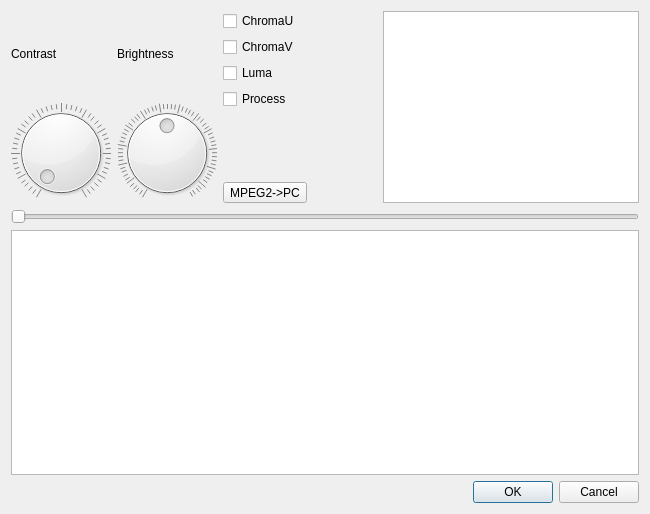
First picture: the form in utilities/sourcecode/avidemux2-master/avidemux_plugins/ADM_videoFilters6/contrast/qt4/contrast.ui, repository goanimate-archive-organization/wrapper-offIine, before the edit.
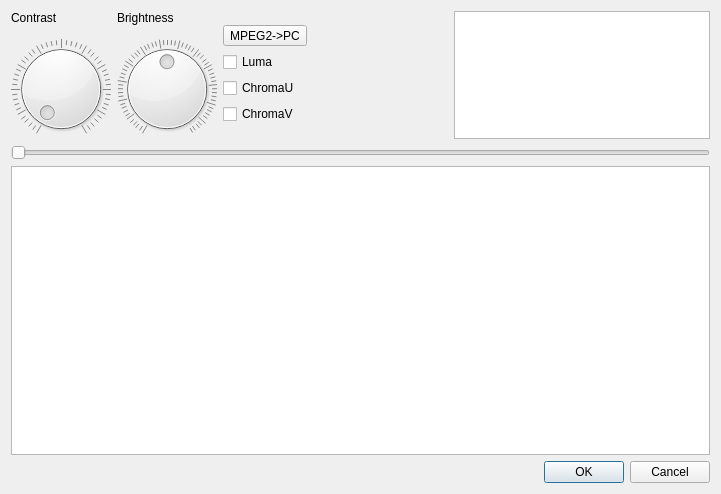
Second picture: the form after the edit. Custom widgets are drawn as their Qt base class.

The edit to the form file:
```diff
--- a/utilities/sourcecode/avidemux2-master/avidemux_plugins/ADM_videoFilters6/contrast/qt4/contrast.ui
+++ b/utilities/sourcecode/avidemux2-master/avidemux_plugins/ADM_videoFilters6/contrast/qt4/contrast.ui
@@ -6,20 +6,18 @@
    <rect>
     <x>0</x>
     <y>0</y>
-    <width>650</width>
-    <height>514</height>
+    <width>721</width>
+    <height>494</height>
    </rect>
   </property>
   <property name="windowTitle">
    <string>Contrast</string>
   </property>
-  <layout class="QGridLayout" name="gridLayout">
-   <item row="0" column="0">
-    <layout class="QVBoxLayout" name="verticalLayout_5" stretch="0,1">
+  <layout class="QVBoxLayout" name="verticalLayout_2">
      <item>
-      <layout class="QHBoxLayout" name="horizontalLayout_2">
+    <layout class="QHBoxLayout" name="horizontalLayout">
        <item>
-        <layout class="QVBoxLayout" name="verticalLayout">
+      <layout class="QVBoxLayout" name="verticalLayoutContrast">
          <item>
           <widget class="QLabel" name="labelContrast">
            <property name="text">
@@ -27,6 +25,19 @@
            </property>
           </widget>
          </item>
+       <item>
+        <spacer name="verticalSpacerContrast">
+         <property name="orientation">
+          <enum>Qt::Vertical</enum>
+         </property>
+         <property name="sizeHint" stdset="0">
+          <size>
+           <width>20</width>
+           <height>0</height>
+          </size>
+         </property>
+        </spacer>
+       </item>
          <item>
           <widget class="QDial" name="dialContrast">
            <property name="toolTip">
@@ -58,9 +69,7 @@
         </layout>
        </item>
        <item>
-        <layout class="QHBoxLayout" name="horizontalLayout">
-         <item>
-          <layout class="QVBoxLayout" name="verticalLayout_3">
+      <layout class="QVBoxLayout" name="verticalLayoutBrightness">
            <item>
             <widget class="QLabel" name="labelBrightness">
              <property name="text">
@@ -68,6 +77,19 @@
              </property>
             </widget>
            </item>
+       <item>
+        <spacer name="verticalSpacerBrightness">
+         <property name="orientation">
+          <enum>Qt::Vertical</enum>
+         </property>
+         <property name="sizeHint" stdset="0">
+          <size>
+           <width>20</width>
+           <height>0</height>
+          </size>
+         </property>
+        </spacer>
+       </item>
            <item>
             <widget class="QDial" name="dialBrightness">
              <property name="toolTip">
@@ -86,71 +108,32 @@
            </item>
           </layout>
          </item>
-        </layout>
-       </item>
        <item>
-        <layout class="QVBoxLayout" name="verticalLayout_2">
+      <layout class="QVBoxLayout" name="verticalLayout">
          <item>
-          <layout class="QVBoxLayout">
-           <property name="spacing">
-            <number>6</number>
-           </property>
-           <property name="leftMargin">
-            <number>0</number>
-           </property>
-           <property name="topMargin">
-            <number>0</number>
-           </property>
-           <property name="rightMargin">
-            <number>0</number>
-           </property>
-           <property name="bottomMargin">
-            <number>0</number>
-           </property>
-           <item>
-            <widget class="QCheckBox" name="checkBoxU">
-             <property name="text">
-              <string>ChromaU</string>
-             </property>
-            </widget>
-           </item>
-           <item>
+        <layout class="QGridLayout" name="gridLayout">
+         <item row="3" column="0">
             <widget class="QCheckBox" name="checkBoxV">
              <property name="text">
               <string>ChromaV</string>
              </property>
             </widget>
            </item>
-           <item>
+         <item row="2" column="0">
+          <widget class="QCheckBox" name="checkBoxU">
+           <property name="text">
+            <string>ChromaU</string>
+           </property>
+          </widget>
+         </item>
+         <item row="1" column="0">
             <widget class="QCheckBox" name="checkBoxY">
              <property name="text">
               <string>Luma</string>
              </property>
             </widget>
            </item>
-           <item>
-            <widget class="QCheckBox" name="checkBox_Enabled">
-             <property name="text">
-              <string>Process</string>
-             </property>
-            </widget>
-           </item>
-          </layout>
-         </item>
-         <item>
-          <spacer name="verticalSpacer">
-           <property name="orientation">
-            <enum>Qt::Vertical</enum>
-           </property>
-           <property name="sizeHint" stdset="0">
-            <size>
-             <width>20</width>
-             <height>0</height>
-            </size>
-           </property>
-          </spacer>
-         </item>
-         <item>
+         <item row="0" column="0">
           <widget class="QToolButton" name="toolButton__DVD2PC">
            <property name="text">
             <string>MPEG2-&gt;PC</string>
@@ -159,14 +142,16 @@
          </item>
         </layout>
        </item>
+      </layout>
+     </item>
        <item>
-        <spacer>
+      <spacer name="horizontalSpacer">
          <property name="orientation">
           <enum>Qt::Horizontal</enum>
          </property>
          <property name="sizeHint" stdset="0">
           <size>
-           <width>40</width>
+         <width>20</width>
            <height>20</height>
           </size>
          </property>
@@ -180,12 +165,6 @@
            <verstretch>0</verstretch>
           </sizepolicy>
          </property>
-         <property name="sizeHint" stdset="0">
-          <size>
-           <width>256</width>
-           <height>128</height>
-          </size>
-         </property>
          <property name="minimumSize">
           <size>
            <width>256</width>
@@ -195,7 +174,16 @@
          <property name="maximumSize">
           <size>
            <width>256</width>
-           <height>256</height>
+         <height>128</height>
+        </size>
+       </property>
+       <property name="focusPolicy">
+        <enum>Qt::NoFocus</enum>
+       </property>
+       <property name="sizeHint" stdset="0">
+        <size>
+         <width>256</width>
+         <height>192</height>
           </size>
          </property>
          <property name="verticalScrollBarPolicy">
@@ -209,25 +197,29 @@
       </layout>
      </item>
      <item>
-      <layout class="QVBoxLayout" name="verticalLayout_4">
-       <item>
-        <widget class="ADM_QSlider" name="horizontalSlider">
-         <property name="orientation">
-          <enum>Qt::Horizontal</enum>
-         </property>
-        </widget>
-       </item>
-       <item>
         <layout class="QHBoxLayout" name="toolboxLayout"/>
        </item>
        <item>
-        <widget class="QGraphicsView" name="graphicsView"/>
-       </item>
-      </layout>
-     </item>
-    </layout>
-   </item>
-   <item row="1" column="0">
+    <widget class="ADM_QSlider" name="horizontalSlider">
+     <property name="orientation">
+      <enum>Qt::Horizontal</enum>
+     </property>
+    </widget>
+   </item>
+   <item>
+    <widget class="QGraphicsView" name="graphicsView">
+     <property name="sizePolicy">
+      <sizepolicy hsizetype="Expanding" vsizetype="Expanding">
+       <horstretch>0</horstretch>
+       <verstretch>1</verstretch>
+      </sizepolicy>
+     </property>
+     <property name="focusPolicy">
+      <enum>Qt::NoFocus</enum>
+     </property>
+    </widget>
+   </item>
+   <item>
     <widget class="QDialogButtonBox" name="buttonBox">
      <property name="orientation">
       <enum>Qt::Horizontal</enum>
```
Lines whose indentation alone changed are shown as unchanged.
